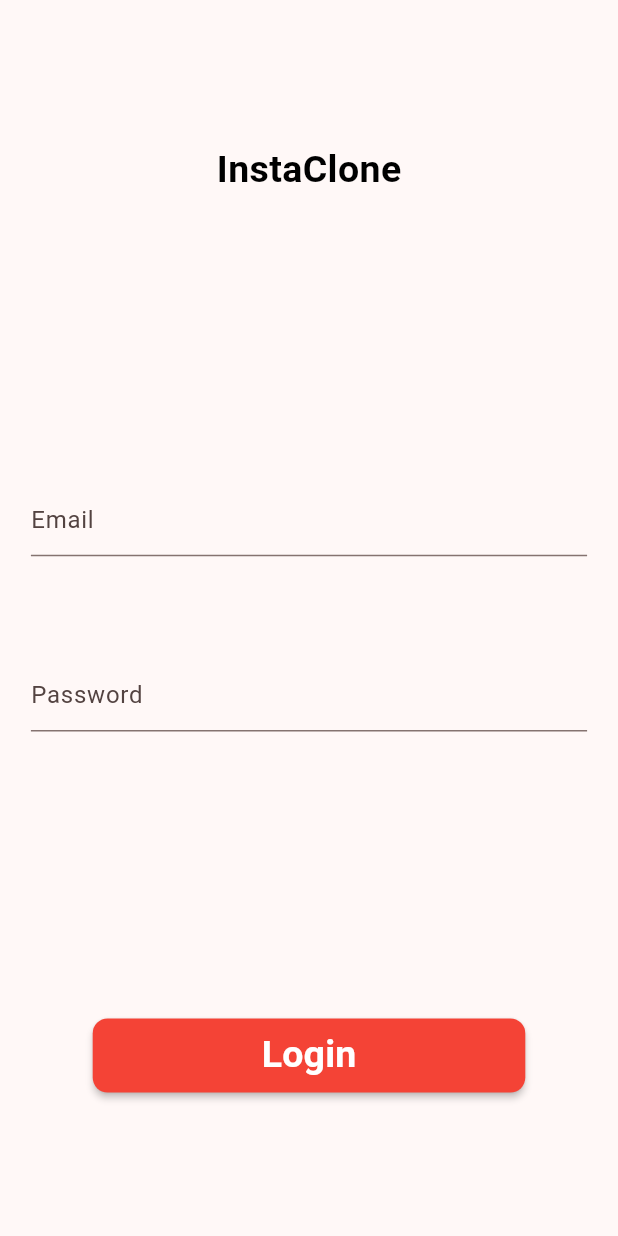
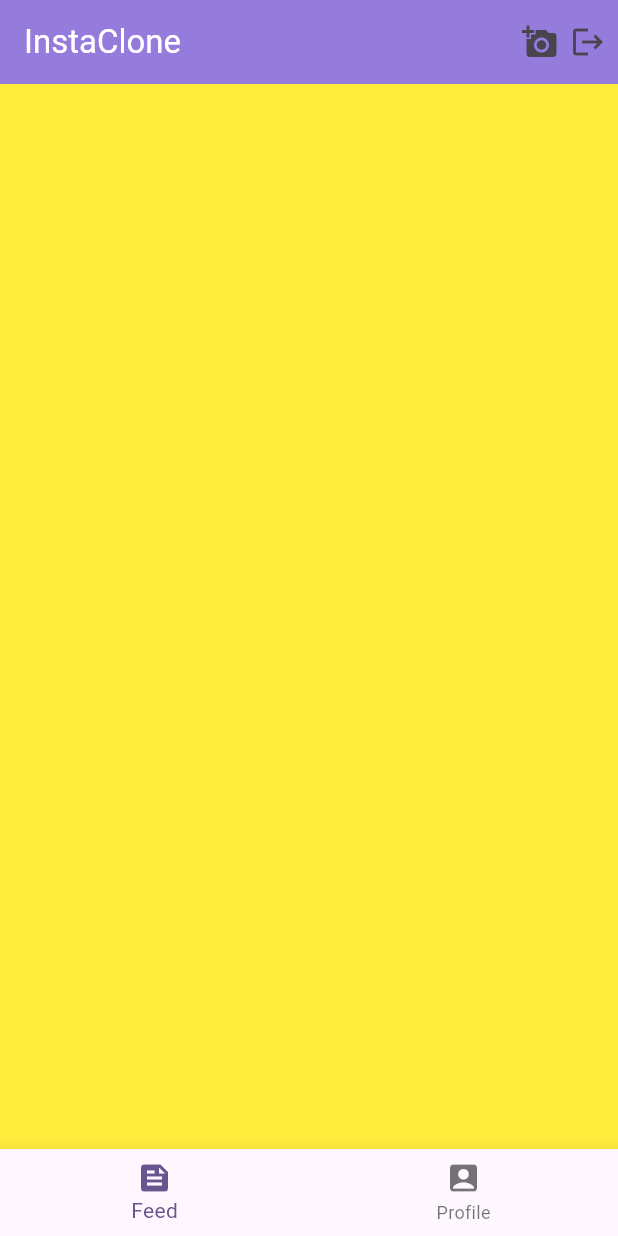
Before and after one commit to Randil-Hasanga/Instagram-clone---Flutter, a Flutter app: the screen it shows after launch, on a phone screen of 412 x 824 dp. Run offline on Flutter 3.47's test engine with Material 3 defaults, Android fonts, the phone set to English and light mode, and no system bars; our stand-ins replace file_picker; missing offline and left inert: dart:ffi.

Commit message:
Front end

```diff
--- a/lib/main.dart
+++ b/lib/main.dart
@@ -1,5 +1,7 @@
 import 'package:flutter/material.dart';
+import 'package:instaclone/pages/home_page.dart';
 import 'package:instaclone/pages/login_page.dart';
+import 'package:instaclone/pages/profile_page.dart';
 import 'package:instaclone/pages/register_page.dart';
 
 void main() {
@@ -15,17 +17,21 @@ class MyApp extends StatelessWidget {
     return MaterialApp(
       title: 'InstaClone',
       theme: ThemeData(
-        colorScheme: ColorScheme.fromSeed(seedColor: Colors.red),
+        colorScheme: ColorScheme.fromSeed(seedColor: Colors.deepPurple),
         useMaterial3: true,
         appBarTheme: const AppBarTheme(
-          backgroundColor: Colors.red,
+          backgroundColor: Color.fromARGB(255, 149, 123, 219),
         ),
       ),
-      initialRoute: 'login',
+      initialRoute: 'home',
       routes: {
         'register': (context) => RegisterPage(),
         'login': (context) => LoginPage(),
+        'home' :(context) => HomePage(),
+        'profile':(context) => ProfilePage(),
       },
     );
   }
+
+
 }
--- /dev/null
+++ b/lib/pages/feed_page.dart
@@ -0,0 +1,18 @@
+import 'package:flutter/material.dart';
+
+class FeedPage extends StatefulWidget{
+  @override
+  State<StatefulWidget> createState() {
+
+    return _FeedPageState();
+  }
+}
+
+class _FeedPageState extends State<FeedPage>{
+  @override
+  Widget build(BuildContext context) {
+    return Container(
+      color: Colors.yellow,
+    );
+  }
+}
--- /dev/null
+++ b/lib/pages/home_page.dart
@@ -0,0 +1,77 @@
+import 'package:flutter/material.dart';
+import 'package:instaclone/pages/feed_page.dart';
+import 'package:instaclone/pages/profile_page.dart';
+
+class HomePage extends StatefulWidget {
+  @override
+  State<StatefulWidget> createState() {
+    return _HomePageState();
+  }
+}
+
+//appbar
+//bottom bar
+//navigation
+
+class _HomePageState extends State<HomePage> {
+  int _currentPage = 0;
+
+  final List<Widget> _pages = [
+    FeedPage(),
+    ProfilePage(),
+  ];
+
+  @override
+  Widget build(BuildContext context) {
+    return Scaffold(
+      appBar: AppBar(
+        title: const Text(
+          "InstaClone",
+          style: TextStyle(
+            color: Colors.white,
+          ),
+        ),
+        actions: [
+          GestureDetector(
+            onTap: () {},
+            child: const Icon(Icons.add_a_photo),
+          ),
+          Padding(
+            padding: const EdgeInsets.only(
+              left: 8.0,
+              right: 8.0,
+            ),
+            child: GestureDetector(
+              onTap: () {},
+              child: const Icon(Icons.logout),
+            ),
+          )
+        ],
+      ),
+      bottomNavigationBar: _bottomNavigation(),
+      body: _pages[_currentPage],
+    );
+  }
+
+  Widget _bottomNavigation() {
+    return BottomNavigationBar(
+      currentIndex: _currentPage,
+      onTap: (_index) {
+        // getting index from items list
+        setState(() {
+          _currentPage = _index;
+        });
+      },
+      items: const [
+        BottomNavigationBarItem(
+          label: 'Feed',
+          icon: Icon(Icons.feed),
+        ),
+        BottomNavigationBarItem(
+          label: 'Profile',
+          icon: Icon(Icons.account_box),
+        ),
+      ],
+    );
+  }
+}
--- a/pubspec.yaml
+++ b/pubspec.yaml
@@ -30,6 +30,7 @@ environment:
 dependencies:
   flutter:
     sdk: flutter
+  file_picker: "6.1.1"
 
 
   # The following adds the Cupertino Icons font to your application.
```
Also changed, not shown: lib/pages/login_page.dart (+20 -3 lines), lib/pages/profile_page.dart (added, +18 -0 lines), lib/pages/register_page.dart (+165 -6 lines), pubspec.lock.
